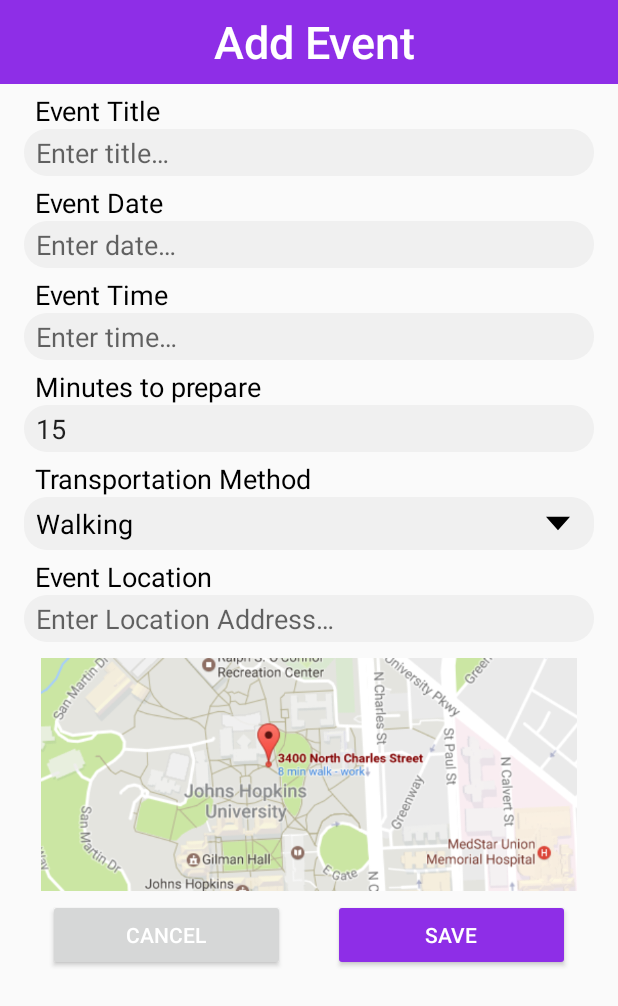
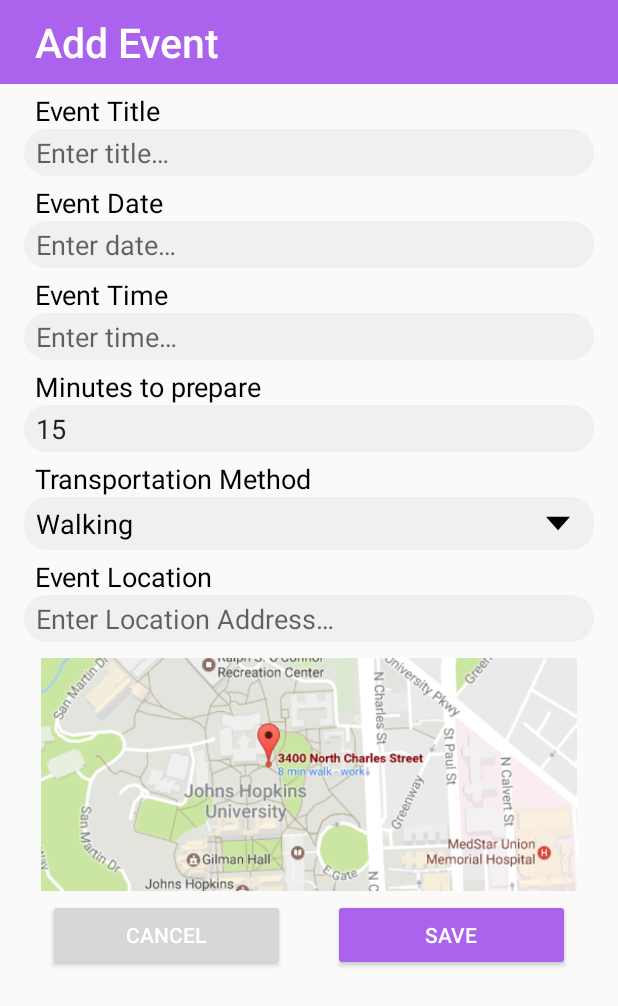
Before and after one commit to jkaryo1/GoTime, an Android app: the screen it shows after launch (EventActivity), after a tap on "Add Event", on a phone screen of 412 x 824 dp. Shown: the top 1006 px of the screen. Run offline under Robolectric (Android 15) with nearby library versions, the phone set to English and light mode, and no system bars.

```diff
--- a/ReminderApp/app/src/main/java/com/example/reminderapp/EventActivity.java
+++ b/ReminderApp/app/src/main/java/com/example/reminderapp/EventActivity.java
@@ -20,9 +20,12 @@ import android.support.v7.app.AlertDialog;
 import android.support.v7.app.AppCompatActivity;
 import android.os.Bundle;
 import android.support.v7.widget.Toolbar;
+import android.view.KeyEvent;
 import android.view.Menu;
 import android.view.MenuItem;
 import android.view.View;
+import android.view.inputmethod.EditorInfo;
+import android.view.inputmethod.InputMethodManager;
 import android.widget.Button;
 import android.widget.DatePicker;
 import android.widget.EditText;
@@ -98,6 +101,9 @@ public class EventActivity extends AppCompatActivity {
         this.prepTimeInput.getBackground().setColorFilter(ContextCompat.getColor(this,R.color.gray), PorterDuff.Mode.SRC_ATOP);
         this.locationInput.getBackground().setColorFilter(ContextCompat.getColor(this,R.color.gray), PorterDuff.Mode.SRC_ATOP);
         transportLayout.getBackground().setColorFilter(ContextCompat.getColor(this,R.color.gray), PorterDuff.Mode.SRC_ATOP);
+        setListeners(this.titleInput);
+        setListeners(this.prepTimeInput);
+        setListeners(this.locationInput);
 
         Intent intent = getIntent();
         this.isExistingEvent = intent.getBooleanExtra("EXISTING_EVENT", false);
@@ -263,7 +269,9 @@ public class EventActivity extends AppCompatActivity {
         getMenuInflater().inflate(R.menu.main, menu);
         MenuItem plusItem = menu.findItem(R.id.new_event_button);
         MenuItem trashItem = menu.findItem(R.id.delete_event_button);
+        MenuItem settingsItem = menu.findItem(R.id.action_settings);
 
+        settingsItem.setVisible(false);
         plusItem.setVisible(false);
         if (this.isExistingEvent) {
             trashItem.setVisible(true);
@@ -313,6 +321,46 @@ public class EventActivity extends AppCompatActivity {
         return super.onOptionsItemSelected(item);
     }
 
+    public void setListeners(final EditText et) {
+        et.setOnClickListener(new View.OnClickListener() {
+            @Override
+            public void onClick(View v) {
+                et.setCursorVisible(true);
+            }
+        });
+        et.setOnFocusChangeListener(new View.OnFocusChangeListener() {
+            @Override
+            public void onFocusChange(View v, boolean hasFocus) {
+                if (hasFocus) {
+                    et.performClick();
+                } else {
+                    hideKeyboard(v, et);
+                    et.clearFocus();
+                }
+            }
+        });
+        et.setOnEditorActionListener(new EditText.OnEditorActionListener() {
+            @Override
+            public boolean onEditorAction(TextView v, int actionId, KeyEvent event) {
+                if (v.getId() == et.getId()) {
+                    if (actionId == EditorInfo.IME_ACTION_DONE) {
+                        hideKeyboard(v, et);
+                    }
+                }
+                return false;
+            }
+        });
+    }
+
+    // Dismiss keyboard, control cursor behavior
+    public void hideKeyboard(View v, EditText et) {
+        et.setCursorVisible(false);
+        et.clearFocus();
+
+        final InputMethodManager imm = (InputMethodManager) this.getSystemService(Context.INPUT_METHOD_SERVICE);
+        imm.hideSoftInputFromWindow(v.getWindowToken(), 0);
+    }
+
     @Override
     public void onBackPressed() {
         super.onBackPressed();
--- a/ReminderApp/app/src/main/java/com/example/reminderapp/MainActivity.java
+++ b/ReminderApp/app/src/main/java/com/example/reminderapp/MainActivity.java
@@ -105,14 +105,12 @@ public class MainActivity extends AppCompatActivity {
         }
         newEvent.setIcon(plus);
 
-//        MenuItem settings = menu.findItem(R.id.action_settings);
+        MenuItem settingsButton = menu.findItem(R.id.action_settings);
         Drawable gear = ResourcesCompat.getDrawable(getResources(), R.drawable.ic_settings_icon, null);
         if (gear != null) {
             gear.setColorFilter(ContextCompat.getColor(MainActivity.this, R.color.white), PorterDuff.Mode.SRC_IN);
         }
-//        settings.setIcon(gear);
-
-        toolbar.setNavigationIcon(gear);
+        settingsButton.setIcon(gear);
 
         return true;
     }
@@ -126,10 +124,10 @@ public class MainActivity extends AppCompatActivity {
         Intent intent;
 
         switch (item.getItemId()) {
-            case android.R.id.home:
+            case R.id.action_settings:
                 intent = new Intent(this, SettingsActivity.class);
                 startActivity(intent);
-                overridePendingTransition(R.transition.unstack, R.transition.exit);
+                overridePendingTransition(R.transition.enter, R.transition.stack);
                 return true;
 
             case R.id.new_event_button:
--- a/ReminderApp/app/src/main/java/com/example/reminderapp/SettingsActivity.java
+++ b/ReminderApp/app/src/main/java/com/example/reminderapp/SettingsActivity.java
@@ -164,7 +164,7 @@ public class SettingsActivity extends AppCompatActivity {
     @Override
     public void onBackPressed() {
         super.onBackPressed();
-        overridePendingTransition(R.transition.enter, R.transition.stack);
+        overridePendingTransition(R.transition.unstack, R.transition.exit);
     }
 
     // Dismiss keyboard, control cursor behavior
--- a/ReminderApp/app/src/main/res/layout/activity_event.xml
+++ b/ReminderApp/app/src/main/res/layout/activity_event.xml
@@ -8,16 +8,22 @@
 
     <include layout="@layout/app_bar"/>
 
+    <ScrollView
+        android:layout_height="match_parent"
+        android:layout_width="match_parent">
+
         <LinearLayout
             android:layout_width="match_parent"
-        android:layout_height="match_parent"
+            android:layout_height="wrap_content"
             android:paddingLeft="@dimen/activity_horizontal_margin"
             android:paddingStart="@dimen/activity_horizontal_margin"
             android:paddingRight="@dimen/activity_horizontal_margin"
             android:paddingEnd="@dimen/activity_horizontal_margin"
             android:paddingBottom="@dimen/activity_horizontal_margin"
             android:paddingTop="5dp"
-        android:orientation="vertical">
+            android:orientation="vertical"
+            android:clickable="true"
+            android:focusableInTouchMode="true">
 
             <TextView
                 android:layout_width="match_parent"
@@ -27,7 +33,14 @@
             <EditText
                 style="@style/EditTextRounded"
                 android:id="@+id/title_input"
-            android:hint="@string/titleHint"/>
+                android:hint="@string/titleHint"
+                android:inputType="text"
+                android:maxLines="1"
+                android:cursorVisible="false"
+                android:focusable="true"
+                android:focusableInTouchMode="true"
+                android:longClickable="false"
+                android:imeOptions="actionDone"/>
 
             <TextView
                 android:layout_width="match_parent"
@@ -59,18 +72,19 @@
             <EditText
                 android:id="@+id/prep_time"
                 style="@style/EditTextRounded"
-            android:inputType="numberDecimal"
-            android:hint="@string/prepTimeHint" />
+                android:inputType="number|none"
+                android:hint="@string/prepTimeHint"
+                android:maxLines="1"
+                android:cursorVisible="false"
+                android:focusable="true"
+                android:focusableInTouchMode="true"
+                android:longClickable="false"
+                android:imeOptions="actionDone" />
 
             <TextView
                 android:layout_width="match_parent"
                 android:layout_height="wrap_content"
                 android:text="@string/transportMethodLabel"/>
-
-
-
-
-
 
             <RelativeLayout
                 android:id="@+id/transport_spinner_view"
@@ -80,13 +94,15 @@
                 android:paddingBottom="5dp"
                 android:layout_marginBottom="5dp"
                 android:paddingRight="@dimen/activity_horizontal_margin"
+                android:paddingEnd="@dimen/activity_horizontal_margin"
+                android:paddingLeft="0dp"
+                android:paddingStart="0dp"
                 android:background="@drawable/edit_text_field">
                 <Spinner
                     android:id="@+id/transport_spinner"
                     android:layout_width="match_parent"
                     android:layout_height="wrap_content"
                     android:entries="@array/transportOptions"
-                android:textSize="14sp"
                     android:background="@null"
                     android:minHeight="0dp" />
                 <ImageView
@@ -94,7 +110,9 @@
                     android:layout_height="wrap_content"
                     android:layout_centerVertical="true"
                     android:layout_alignParentRight="true"
-                android:src="@drawable/ic_down_arrow" />
+                    android:layout_alignParentEnd="true"
+                    android:src="@drawable/ic_down_arrow"
+                    android:contentDescription="@string/down_arrow" />
             </RelativeLayout>
 
             <TextView
@@ -105,14 +123,22 @@
             <EditText
                 android:id="@+id/loc_input"
                 style="@style/EditTextRounded"
-            android:hint="@string/locHint" />
+                android:hint="@string/locHint"
+                android:inputType="text"
+                android:maxLines="1"
+                android:cursorVisible="false"
+                android:focusable="true"
+                android:focusableInTouchMode="true"
+                android:longClickable="false"
+                android:imeOptions="actionDone" />
 
             <ImageView
                 android:layout_width="match_parent"
                 android:layout_height="155dp"
                 android:layout_marginTop="5dp"
                 android:layout_marginBottom="5dp"
-            android:src="@drawable/hopkins_map"/>
+                android:src="@drawable/hopkins_map"
+                android:contentDescription="@string/down_arrow" />
 
             <LinearLayout
                 android:orientation="horizontal"
@@ -136,11 +162,6 @@
                     android:layout_height="wrap_content"/>
             </LinearLayout>
 
-
-
         </LinearLayout>
-
-
-
-
+    </ScrollView>
 </LinearLayout>
--- a/ReminderApp/app/src/main/res/layout/activity_settings.xml
+++ b/ReminderApp/app/src/main/res/layout/activity_settings.xml
@@ -26,7 +26,7 @@
             style="@style/EditTextRounded"
             android:layout_width="match_parent"
             android:layout_height="wrap_content"
-            android:inputType="numberDecimal"
+            android:inputType="number|none"
             android:id="@+id/default_prep_time"
             android:cursorVisible="false"
             android:focusable="true"
--- a/ReminderApp/app/src/main/res/layout/app_bar.xml
+++ b/ReminderApp/app/src/main/res/layout/app_bar.xml
@@ -16,7 +16,7 @@
         style="@style/TitleTheme"
         android:layout_width="wrap_content"
         android:layout_height="wrap_content"
-        android:layout_gravity="center"
-        android:textSize="30sp"
+        android:layout_gravity="start|center_vertical"
+        android:textSize="27sp"
         android:text="@string/app_name"/>
 </android.support.v7.widget.Toolbar>
--- a/ReminderApp/app/src/main/res/menu/main.xml
+++ b/ReminderApp/app/src/main/res/menu/main.xml
@@ -4,16 +4,23 @@
 
     <item
         android:id="@+id/new_event_button"
-        android:orderInCategory="300"
+        android:orderInCategory="1"
         android:title="@string/add_event"
         android:icon="@drawable/ic_plus"
         app:showAsAction="ifRoom"/>
 
     <item
         android:id="@+id/delete_event_button"
-        android:orderInCategory="300"
+        android:orderInCategory="2"
         android:title="@string/delete_event"
         android:icon="@drawable/ic_trash_can_icon"
         app:showAsAction="ifRoom"/>
 
+    <item
+        android:id="@+id/action_settings"
+        android:orderInCategory="3"
+        android:title="@string/action_settings"
+        android:icon="@drawable/ic_settings_icon"
+        app:showAsAction="ifRoom"/>
+
 </menu>
--- a/ReminderApp/app/src/main/res/values/colors.xml
+++ b/ReminderApp/app/src/main/res/values/colors.xml
@@ -1,8 +1,8 @@
 <?xml version="1.0" encoding="utf-8"?>
 <resources>
-    <color name="colorPrimary">#8E2EE7</color>
+    <color name="colorPrimary">#AB63ED</color>
     <color name="colorPrimaryDark">#000000</color>
-    <color name="colorAccent">#8E2EE7</color>
+    <color name="colorAccent">#AB63ED</color>
     <color name="gray">#F0F0F0</color>
     <color name="colorGreen">#41CB12</color>
     <color name="darkerCard">#ABA9F5</color>
--- a/ReminderApp/app/src/main/res/values/styles.xml
+++ b/ReminderApp/app/src/main/res/values/styles.xml
@@ -36,6 +36,7 @@
         <item name="android:paddingRight">8dp</item>
         <item name="android:layout_width">match_parent</item>
         <item name="android:layout_height">wrap_content</item>
+        <item name="android:textSize">18sp</item>
     </style>
 
     <style name="TextViewStyle">
```
Lines whose indentation alone changed are shown as unchanged.
